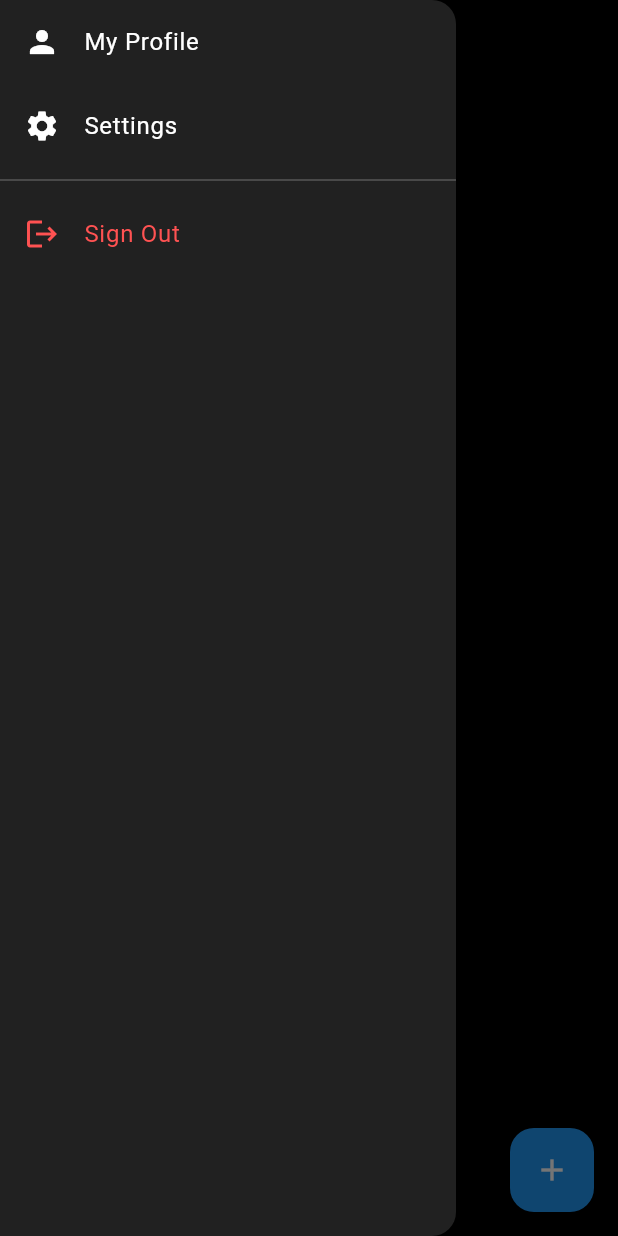
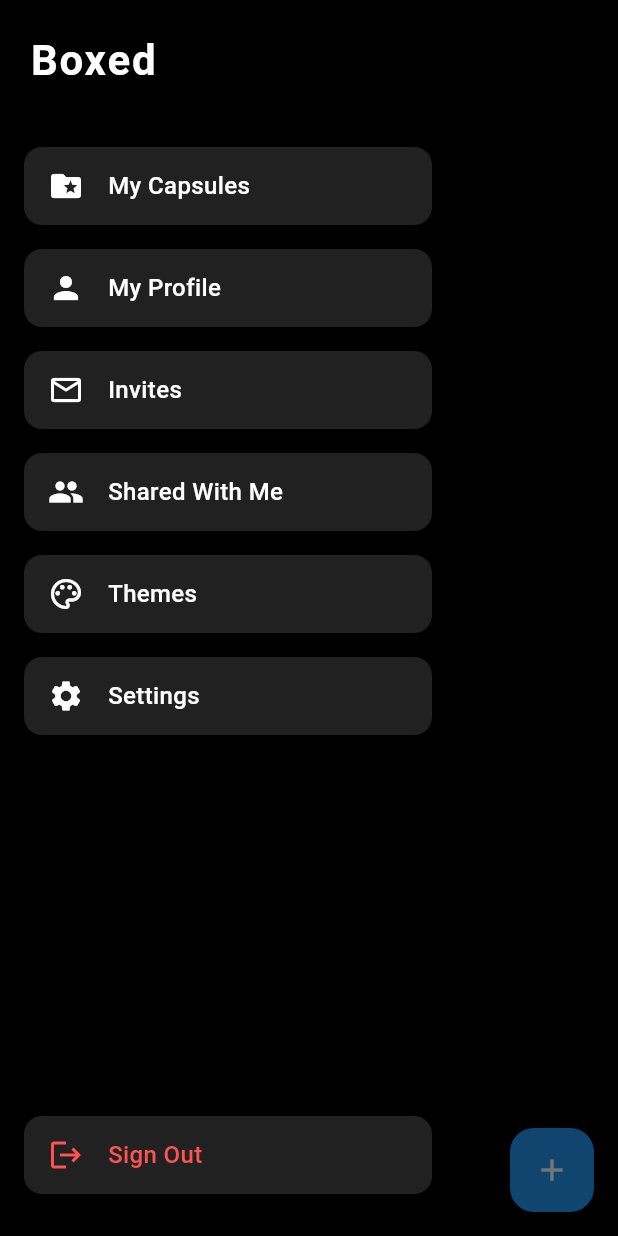
Before and after one commit to shlokmestry/boxed_app, a Flutter app: the HomeScreen screen opened directly, with the side drawer open, on a phone screen of 412 x 824 dp. Run offline on Flutter 3.47's test engine with Material 3 defaults, Android fonts, the phone set to English and light mode, and no system bars; our stand-ins replace cloud_firestore, firebase_auth, firebase_core, firebase_messaging, firebase_storage, flutter_local_notifications and 1 more; accounts and stored records are empty.

Commit message:
New drawer layout

```diff
--- a/lib/screens/home_screen.dart
+++ b/lib/screens/home_screen.dart
@@ -31,14 +31,32 @@ class _HomeScreenState extends State<HomeScreen> {
         ),
       ),
       drawer: Drawer(
-        backgroundColor: Colors.grey[900],
+        backgroundColor: Colors.black,
         child: SafeArea(
-          child: ListView(
-            padding: EdgeInsets.zero,
+          child: Column(
+            crossAxisAlignment: CrossAxisAlignment.start,
             children: [
-              ListTile(
-                leading: const Icon(Icons.person, color: Colors.white),
-                title: const Text('My Profile', style: TextStyle(color: Colors.white)),
+              const Padding(
+                padding: EdgeInsets.all(20),
+                child: Text(
+                  'Boxed',
+                  style: TextStyle(
+                    fontSize: 28,
+                    fontWeight: FontWeight.bold,
+                    color: Colors.white,
+                    letterSpacing: 1.2,
+                  ),
+                ),
+              ),
+              const SizedBox(height: 10),
+              _DrawerButton(
+                icon: Icons.folder_special,
+                label: 'My Capsules',
+                onTap: () => Navigator.pop(context),
+              ),
+              _DrawerButton(
+                icon: Icons.person,
+                label: 'My Profile',
                 onTap: () {
                   Navigator.pop(context);
                   Navigator.push(
@@ -47,9 +65,39 @@ class _HomeScreenState extends State<HomeScreen> {
                   );
                 },
               ),
-              ListTile(
-                leading: const Icon(Icons.settings, color: Colors.white),
-                title: const Text('Settings', style: TextStyle(color: Colors.white)),
+              _DrawerButton(
+                icon: Icons.mail_outline,
+                label: 'Invites',
+                onTap: () {
+                  Navigator.pop(context);
+                  ScaffoldMessenger.of(context).showSnackBar(
+                    const SnackBar(content: Text("Invites coming soon")),
+                  );
+                },
+              ),
+              _DrawerButton(
+                icon: Icons.group,
+                label: 'Shared With Me',
+                onTap: () {
+                  Navigator.pop(context);
+                  ScaffoldMessenger.of(context).showSnackBar(
+                    const SnackBar(content: Text("Shared Capsules coming soon")),
+                  );
+                },
+              ),
+              _DrawerButton(
+                icon: Icons.color_lens_outlined,
+                label: 'Themes',
+                onTap: () {
+                  Navigator.pop(context);
+                  ScaffoldMessenger.of(context).showSnackBar(
+                    const SnackBar(content: Text("Themes feature coming soon")),
+                  );
+                },
+              ),
+              _DrawerButton(
+                icon: Icons.settings,
+                label: 'Settings',
                 onTap: () {
                   Navigator.pop(context);
                   ScaffoldMessenger.of(context).showSnackBar(
@@ -57,15 +105,18 @@ class _HomeScreenState extends State<HomeScreen> {
                   );
                 },
               ),
-              const Divider(color: Colors.white24),
-              ListTile(
-                leading: const Icon(Icons.logout, color: Colors.redAccent),
-                title: const Text('Sign Out', style: TextStyle(color: Colors.redAccent)),
+              const Spacer(),
+              _DrawerButton(
+                icon: Icons.logout,
+                label: 'Sign Out',
+                iconColor: Colors.redAccent,
+                textColor: Colors.redAccent,
                 onTap: () async {
                   Navigator.pop(context);
                   await FirebaseAuth.instance.signOut();
                 },
               ),
+              const SizedBox(height: 20),
             ],
           ),
         ),
@@ -106,8 +157,7 @@ class _HomeScreenState extends State<HomeScreen> {
                   itemBuilder: (context, index) {
                     final data = docs[index].data() as Map<String, dynamic>;
                     final title = data['name'] ?? '';
-                    final description = data['description'] ?? '';
-                    final emoji = data['emoji'] ?? ''; // Optional: store emoji in capsule
+                    final emoji = data['emoji'] ?? '';
                     final unlockDate = (data['unlockDate'] as Timestamp).toDate();
                     final isUnlocked = DateTime.now().isAfter(unlockDate);
 
@@ -192,12 +242,9 @@ class CapsuleCard extends StatelessWidget {
                   ],
                 ),
               ),
-isUnlocked
-  ? const Icon(Icons.lock_open_rounded, color: Colors.greenAccent)
-
-
-  : const Icon(Icons.lock_outline, color: Colors.white60),
-
+              isUnlocked
+                  ? const Icon(Icons.lock_open_rounded, color: Colors.greenAccent)
+                  : const Icon(Icons.lock_outline, color: Colors.white60),
             ],
           ),
         ),
@@ -220,3 +267,51 @@ isUnlocked
     }
   }
 }
+
+class _DrawerButton extends StatelessWidget {
+  final IconData icon;
+  final String label;
+  final VoidCallback onTap;
+  final Color iconColor;
+  final Color textColor;
+
+  const _DrawerButton({
+    required this.icon,
+    required this.label,
+    required this.onTap,
+    this.iconColor = Colors.white,
+    this.textColor = Colors.white,
+    Key? key,
+  }) : super(key: key);
+
+  @override
+  Widget build(BuildContext context) {
+    return Padding(
+      padding: const EdgeInsets.symmetric(horizontal: 16, vertical: 8),
+      child: GestureDetector(
+        onTap: onTap,
+        child: Container(
+          decoration: BoxDecoration(
+            color: Colors.grey[900],
+            borderRadius: BorderRadius.circular(12),
+          ),
+          padding: const EdgeInsets.symmetric(vertical: 14, horizontal: 16),
+          child: Row(
+            children: [
+              Icon(icon, color: iconColor),
+              const SizedBox(width: 16),
+              Text(
+                label,
+                style: TextStyle(
+                  color: textColor,
+                  fontSize: 16,
+                  fontWeight: FontWeight.w500,
+                ),
+              ),
+            ],
+          ),
+        ),
+      ),
+    );
+  }
+}
```
